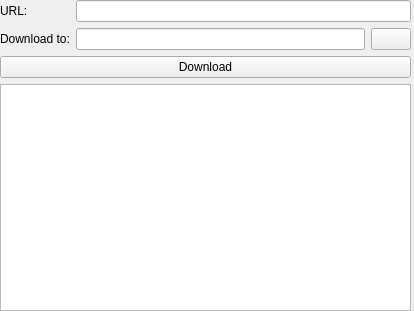
Before: the Qt Designer form ui/main.ui in heartdisease/clipcrawler, drawn with Qt 5.
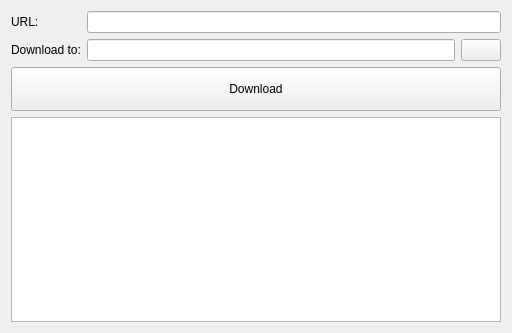
After: the same form once the commit is applied.

```diff
--- a/ui/main.ui
+++ b/ui/main.ui
@@ -6,24 +6,15 @@
    <rect>
     <x>0</x>
     <y>0</y>
-    <width>414</width>
-    <height>311</height>
+    <width>512</width>
+    <height>333</height>
    </rect>
   </property>
   <property name="windowTitle">
    <string>Form</string>
   </property>
-  <widget class="QWidget" name="">
-   <property name="geometry">
-    <rect>
-     <x>0</x>
-     <y>0</y>
-     <width>411</width>
-     <height>311</height>
-    </rect>
-   </property>
    <layout class="QGridLayout" name="gridLayout">
-    <item row="0" column="0" colspan="2">
+   <item row="0" column="0">
      <widget class="QLabel" name="label">
       <property name="text">
        <string>URL:</string>
@@ -33,10 +24,10 @@
       </property>
      </widget>
     </item>
-    <item row="0" column="2" colspan="2">
+   <item row="0" column="1" colspan="2">
      <widget class="QLineEdit" name="urlField"/>
     </item>
-    <item row="1" column="0" colspan="2">
+   <item row="1" column="0">
      <widget class="QLabel" name="label_2">
       <property name="text">
        <string>Download to:</string>
@@ -46,28 +37,37 @@
       </property>
      </widget>
     </item>
-    <item row="1" column="2">
+   <item row="1" column="1">
      <widget class="QLineEdit" name="downloadField"/>
     </item>
-    <item row="1" column="3">
+   <item row="1" column="2">
      <widget class="QPushButton" name="browseButton">
       <property name="text">
        <string/>
       </property>
      </widget>
     </item>
-    <item row="2" column="0" colspan="4">
+   <item row="2" column="0" colspan="3">
      <widget class="QPushButton" name="downloadButton">
+     <property name="minimumSize">
+      <size>
+       <width>0</width>
+       <height>44</height>
+      </size>
+     </property>
       <property name="text">
        <string>Download</string>
       </property>
      </widget>
     </item>
-    <item row="3" column="0" colspan="4">
-     <widget class="QTextEdit" name="textEdit"/>
-    </item>
-   </layout>
-  </widget>
+   <item row="3" column="0" colspan="3">
+    <widget class="QTextEdit" name="textEdit">
+     <property name="readOnly">
+      <bool>true</bool>
+     </property>
+    </widget>
+   </item>
+  </layout>
  </widget>
  <resources/>
  <connections/>
```
Lines whose indentation alone changed are shown as unchanged.
